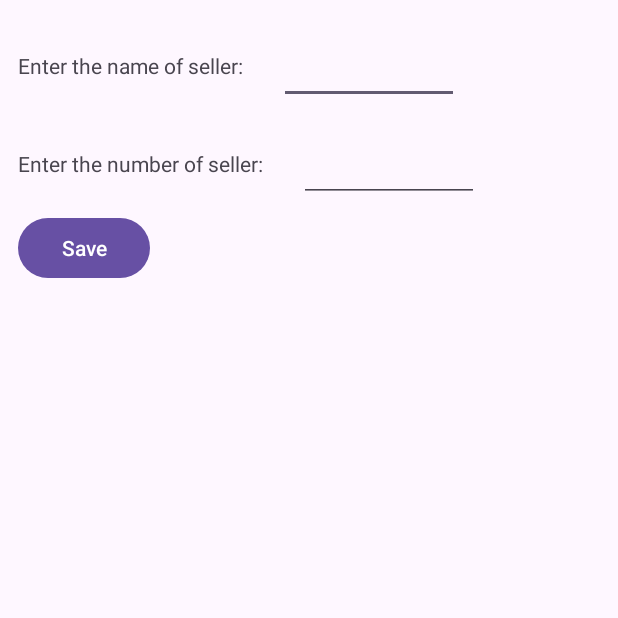
After one commit to keerthivasansa/ImageMapper, an Android app: the NewSeller screen opened directly, with no data from a screen before it, on a phone screen of 412 x 824 dp, the top half of it. The commit adds this screen. Run offline under Robolectric (Android 15) with nearby library versions, the phone set to English and light mode, and no system bars.

Commit message:
create seller linked to fab in main

```diff
--- a/app/build.gradle
+++ b/app/build.gradle
@@ -40,6 +40,7 @@ dependencies {
     implementation 'com.google.android.material:material:1.9.0'
     implementation 'com.google.firebase:firebase-firestore:24.4.1'
     implementation 'com.google.firebase:firebase-firestore-ktx:24.6.0'
+    implementation 'androidx.constraintlayout:constraintlayout:2.1.4'
     testImplementation 'junit:junit:4.13.2'
     androidTestImplementation 'androidx.test.ext:junit:1.1.5'
     androidTestImplementation 'androidx.test.espresso:espresso-core:3.5.1'
--- a/app/src/main/AndroidManifest.xml
+++ b/app/src/main/AndroidManifest.xml
@@ -19,11 +19,15 @@
         android:theme="@style/Theme.ImageMapper"
         tools:targetApi="31">
         <activity
+            android:name=".NewSeller"
+            android:exported="false" />
+        <activity
             android:name=".MainActivity"
-            android:exported="true" >
+            android:exported="true">
             <intent-filter>
-                <action android:name="android.intent.action.MAIN"/>
-                <category android:name="android.intent.category.LAUNCHER"/>
+                <action android:name="android.intent.action.MAIN" />
+
+                <category android:name="android.intent.category.LAUNCHER" />
             </intent-filter>
         </activity>
         <activity
@@ -31,7 +35,9 @@
             android:exported="true">
             <intent-filter>
                 <action android:name="android.intent.action.SEND" />
+
                 <category android:name="android.intent.category.DEFAULT" />
+
                 <data android:mimeType="image/*" />
             </intent-filter>
         </activity>
--- a/app/src/main/java/com/keerthivasan/imagemapper/ImageIntent.kt
+++ b/app/src/main/java/com/keerthivasan/imagemapper/ImageIntent.kt
@@ -7,23 +7,18 @@ import android.os.Bundle
 import android.widget.Button
 import android.widget.EditText
 import android.widget.ImageView
-import android.widget.TextView
 import android.widget.Toast
 import com.google.firebase.firestore.ktx.firestore
 import com.google.firebase.ktx.Firebase
 import kotlinx.coroutines.CoroutineScope
 import kotlinx.coroutines.Dispatchers
-import kotlinx.coroutines.GlobalScope
 import kotlinx.coroutines.Job
-import kotlinx.coroutines.coroutineScope
 import kotlinx.coroutines.launch
 import kotlinx.coroutines.tasks.await
-import kotlinx.coroutines.withContext
 import java.io.BufferedReader
 import java.io.InputStreamReader
 import java.math.BigInteger
 import java.security.MessageDigest
-import kotlin.coroutines.CoroutineContext
 
 class ImageIntent : AppCompatActivity() {
     private fun showToast(text:String) {
--- a/app/src/main/java/com/keerthivasan/imagemapper/MainActivity.kt
+++ b/app/src/main/java/com/keerthivasan/imagemapper/MainActivity.kt
@@ -1,10 +1,13 @@
 package com.keerthivasan.imagemapper
 
+import android.content.Intent
 import android.os.Bundle
 import android.widget.Toast
 import androidx.appcompat.app.AppCompatActivity
 import android.widget.ArrayAdapter
+import android.widget.Button
 import android.widget.ListView
+import com.google.android.material.floatingactionbutton.FloatingActionButton
 import kotlinx.coroutines.CoroutineScope
 import kotlinx.coroutines.Dispatchers
 import kotlinx.coroutines.launch
@@ -17,6 +20,11 @@ class MainActivity : AppCompatActivity() {
         super.onCreate(savedInstanceState)
         setContentView(R.layout.activity_main)
         showSellers()
+        val createBtn = findViewById<FloatingActionButton>(R.id.create_btn)
+        createBtn.setOnClickListener {
+            val switch = Intent(this@MainActivity, NewSeller::class.java)
+            startActivity(switch)
+        }
     }
 
     private fun showSellers() {
--- /dev/null
+++ b/app/src/main/java/com/keerthivasan/imagemapper/NewSeller.kt
@@ -0,0 +1,32 @@
+package com.keerthivasan.imagemapper
+
+import androidx.appcompat.app.AppCompatActivity
+import android.os.Bundle
+import android.widget.Button
+import android.widget.EditText
+import kotlinx.coroutines.CoroutineScope
+import kotlinx.coroutines.Dispatchers
+import kotlinx.coroutines.launch
+
+class NewSeller : AppCompatActivity() {
+    private val activityScope = CoroutineScope(Dispatchers.Main)
+
+    override fun onCreate(savedInstanceState: Bundle?) {
+        super.onCreate(savedInstanceState)
+        setContentView(R.layout.activity_new_seller)
+        val nameInput = findViewById<EditText>(R.id.seller_name_input)
+        val numberInput = findViewById<EditText>(R.id.seller_number_input)
+        val saveBtn = findViewById<Button>(R.id.save_btn)
+
+        saveBtn.setOnClickListener {
+            val name = nameInput.text.toString()
+            val number = numberInput.text.toString().toLong()
+            activityScope.launch {
+                SellerService("").createSeller(name, number, applicationContext)
+                nameInput.setText("")
+                numberInput.setText("")
+            }
+        }
+
+    }
+}
--- a/app/src/main/java/com/keerthivasan/imagemapper/SellerService.kt
+++ b/app/src/main/java/com/keerthivasan/imagemapper/SellerService.kt
@@ -62,4 +62,12 @@ class SellerService(private val sellerId: String) {
         ctx.startActivity(intent)
     }
 
+    fun createSeller(name: String, number: Long, ctx: Context) {
+        val seller = hashMapOf("name" to name, "number" to number)
+        collectionRef
+            .add(seller)
+            .addOnSuccessListener {
+                Utils.showToast("Successfully saved seller.", ctx)
+            }
+    }
 }
--- a/app/src/main/java/com/keerthivasan/imagemapper/Utis.kt
+++ b/app/src/main/java/com/keerthivasan/imagemapper/Utils.kt
@@ -8,5 +8,6 @@ class Utils {
         fun showToast(text:String, context: Context) {
             Toast.makeText(context, text, Toast.LENGTH_SHORT).show()
         }
+
     }
 }
--- a/app/src/main/res/layout/activity_main.xml
+++ b/app/src/main/res/layout/activity_main.xml
@@ -35,7 +35,7 @@
     <com.google.android.material.floatingactionbutton.FloatingActionButton
         app:layout_constraintEnd_toEndOf="parent"
         app:layout_constraintBottom_toBottomOf="parent"
-        android:id="@+id/btn"
+        android:id="@+id/create_btn"
         android:layout_width="wrap_content"
         android:layout_height="wrap_content"
         android:src="@drawable/baseline_add_24"
--- /dev/null
+++ b/app/src/main/res/layout/activity_new_seller.xml
@@ -0,0 +1,60 @@
+<?xml version="1.0" encoding="utf-8"?>
+<androidx.constraintlayout.widget.ConstraintLayout xmlns:android="http://schemas.android.com/apk/res/android"
+    xmlns:app="http://schemas.android.com/apk/res-auto"
+    xmlns:tools="http://schemas.android.com/tools"
+    android:layout_width="match_parent"
+    android:paddingTop="24dp"
+    android:paddingStart="12dp"
+    android:paddingEnd="12dp"
+    android:layout_height="match_parent"
+    tools:context=".NewSeller">
+
+    <TextView
+        android:id="@+id/seller_name_label"
+        android:layout_width="wrap_content"
+        android:layout_height="40dp"
+        android:gravity="center"
+        app:layout_constraintTop_toTopOf="parent"
+        app:layout_constraintStart_toStartOf="parent"
+        android:text="Enter the name of seller:" />
+
+    <EditText
+        android:layout_width="120dp"
+        android:layout_height="wrap_content"
+        android:layout_marginStart="24dp"
+        app:layout_constraintStart_toEndOf="@+id/seller_name_label"
+        app:layout_constraintTop_toTopOf="@+id/seller_name_label"
+        android:id="@+id/seller_name_input"
+        />
+
+
+    <TextView
+        android:id="@+id/seller_number_label"
+        android:layout_width="wrap_content"
+        android:layout_height="40dp"
+        android:gravity="center"
+        app:layout_constraintTop_toBottomOf="@id/seller_name_input"
+        android:layout_marginTop="20dp"
+        app:layout_constraintStart_toStartOf="parent"
+        android:text="Enter the number of seller:" />
+
+    <EditText
+        android:layout_width="120dp"
+        android:layout_height="wrap_content"
+        android:inputType="numberDecimal"
+        android:layout_marginStart="24dp"
+        app:layout_constraintStart_toEndOf="@+id/seller_number_label"
+        app:layout_constraintTop_toTopOf="@+id/seller_number_label"
+        android:id="@+id/seller_number_input"
+        />
+
+    <Button
+        android:id="@+id/save_btn"
+        android:layout_width="wrap_content"
+        android:layout_height="wrap_content"
+        android:text="Save"
+        app:layout_constraintTop_toBottomOf="@+id/seller_number_label"
+        app:layout_constraintStart_toStartOf="parent"
+        android:layout_marginTop="12dp"
+        />
+</androidx.constraintlayout.widget.ConstraintLayout>
```
